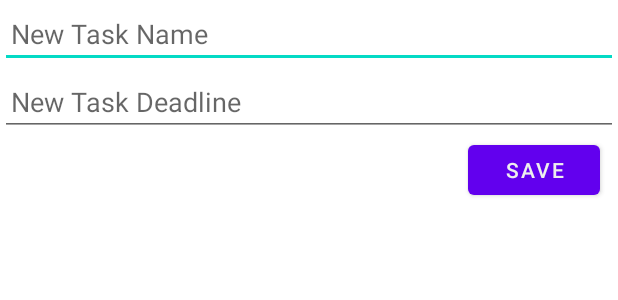
After one commit to russellotniel/HuaweiProject, an Android app: the layout add_task.xml on its own in the app's theme, with its tools: preview values and no code run, on a phone screen of 412 x 824 dp. The commit adds this screen. Shown: the top 300 px of the screen. Run offline under Robolectric (Android 15) with nearby library versions, the phone set to English and light mode, and no system bars.

Commit message:
Main Layout, Recycler View

```diff
--- a/app/build.gradle
+++ b/app/build.gradle
@@ -32,6 +32,9 @@ dependencies {
     implementation 'androidx.appcompat:appcompat:1.2.0'
     implementation 'com.google.android.material:material:1.3.0'
     implementation 'androidx.constraintlayout:constraintlayout:2.0.4'
+    implementation 'com.google.android.material:material:1.5.0'
+    implementation "androidx.recyclerview:recyclerview:1.2.1"
+    implementation "androidx.cardview:cardview:1.0.0"
     testImplementation 'junit:junit:4.+'
     androidTestImplementation 'androidx.test.ext:junit:1.1.2'
     androidTestImplementation 'androidx.test.espresso:espresso-core:3.3.0'
--- a/app/src/main/AndroidManifest.xml
+++ b/app/src/main/AndroidManifest.xml
@@ -10,7 +10,7 @@
         android:supportsRtl="true"
         android:theme="@style/Theme.HuaweiProject">
         <activity
-            android:name=".MainActivity"
+            android:name=".WelcomeActivity"
             android:exported="true">
             <intent-filter>
                 <action android:name="android.intent.action.MAIN" />
@@ -18,6 +18,10 @@
                 <category android:name="android.intent.category.LAUNCHER" />
             </intent-filter>
         </activity>
+        <activity
+            android:name=".MainActivity"
+            android:exported="true">
+        </activity>
     </application>
 
 </manifest>
--- /dev/null
+++ b/app/src/main/res/layout/add_task.xml
@@ -0,0 +1,36 @@
+<?xml version="1.0" encoding="utf-8"?>
+<RelativeLayout xmlns:android="http://schemas.android.com/apk/res/android"
+    android:layout_width="match_parent"
+    android:layout_height="match_parent">
+
+    <EditText
+        android:layout_width="match_parent"
+        android:layout_height="wrap_content"
+        android:id="@+id/taskName"
+        android:paddingStart="7dp"
+        android:paddingEnd="7dp"
+        android:hint="New Task Name"
+        />
+
+    <EditText
+        android:layout_width="match_parent"
+        android:layout_height="wrap_content"
+        android:id="@+id/taskDate"
+        android:layout_below="@id/taskName"
+        android:paddingStart="7dp"
+        android:paddingEnd="7dp"
+        android:hint="New Task Deadline"
+        />
+
+    <Button
+        android:layout_width="wrap_content"
+        android:layout_height="45dp"
+        android:layout_below="@id/taskDate"
+        android:text="Save"
+        android:layout_alignParentEnd="true"
+        android:id="@+id/saveTask"
+        android:textColor="@color/white"
+        android:layout_marginEnd="12dp"
+        />
+
+</RelativeLayout>
--- a/app/src/main/res/values/colors.xml
+++ b/app/src/main/res/values/colors.xml
@@ -6,5 +6,8 @@
     <color name="teal_200">#FF03DAC5</color>
     <color name="teal_700">#FF018786</color>
     <color name="black">#FF000000</color>
-    <color name="white">#FFFFFFFF</color>
+    <color name="primaryDark">#222831</color>
+    <color name="secondaryDark">#393E46</color>
+    <color name="orange">#FD7014</color>
+    <color name="white">#EEEEEE</color>
 </resources>
```
Also changed, not shown: app/src/main/res/drawable/ic_baseline_add_24.xml (added, +10 -0 lines), app/src/main/res/layout/activity_main.xml (+71 -7 lines), app/src/main/res/layout/uncompleted_layout.xml (added, +39 -0 lines).
